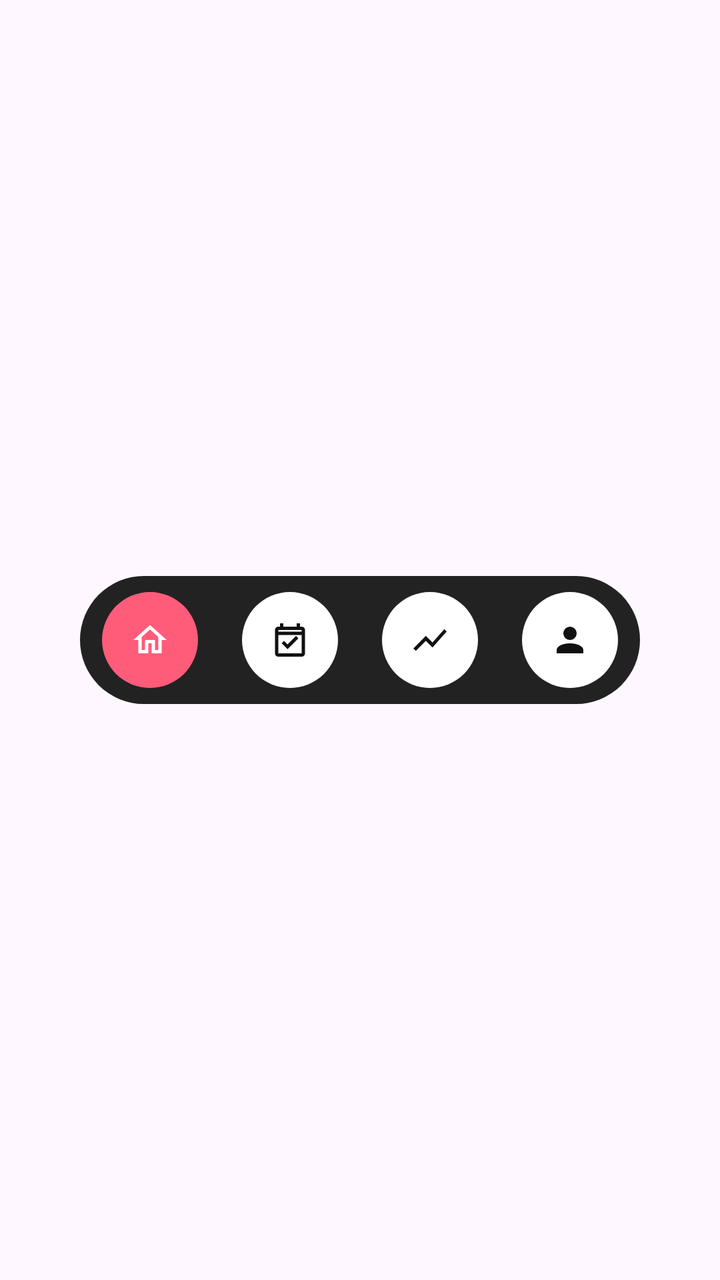
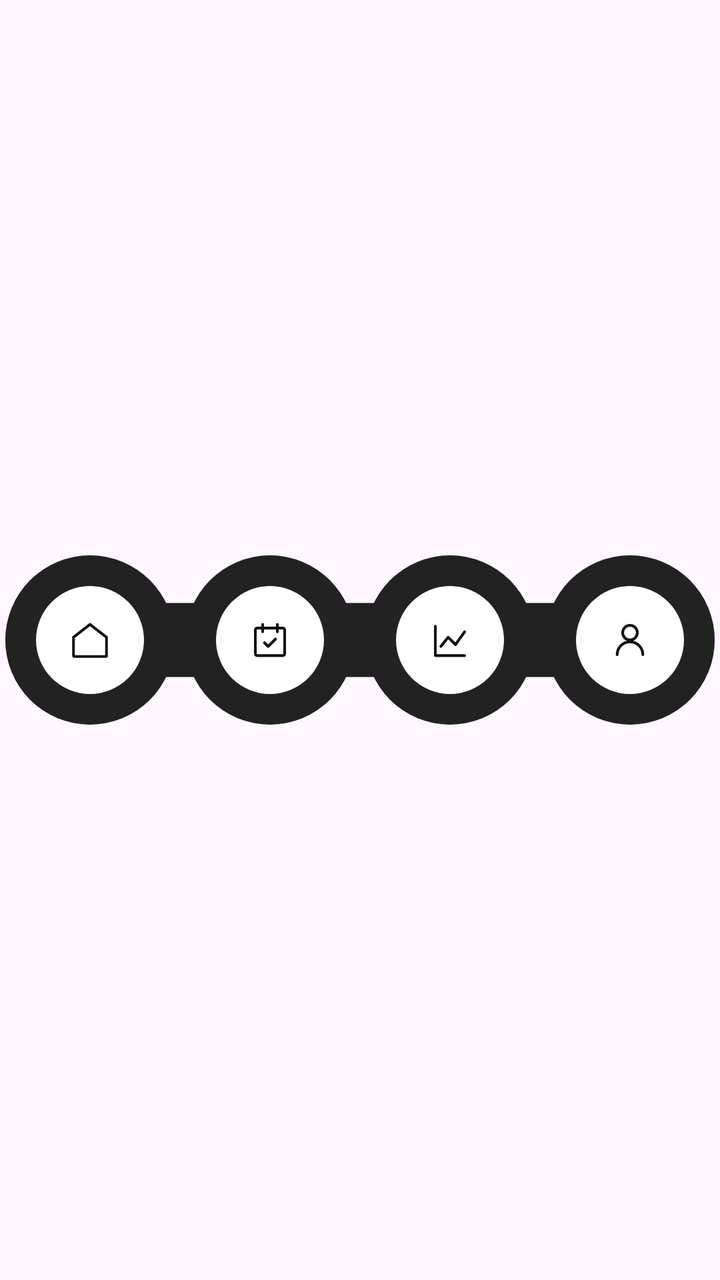

Two renders of the same Android screen: before a commit and after it. Below are the layout's source before the change and the commit's diff.
<!-- AndroidManifest.xml: application theme Theme.TrackerSiklusMenstruasi -->
<!-- res/layout/layout_custom_nav.xml -->
<?xml version="1.0" encoding="utf-8"?>
<androidx.constraintlayout.widget.ConstraintLayout xmlns:android="http://schemas.android.com/apk/res/android"
    xmlns:app="http://schemas.android.com/apk/res-auto"
    android:layout_width="wrap_content"
    android:layout_height="wrap_content">

    
    <View
        android:id="@+id/navPillBg"
        android:layout_width="280dp"
        android:layout_height="64dp"
        android:background="@drawable/bg_nav_pill"
        app:layout_constraintBottom_toBottomOf="parent"
        app:layout_constraintEnd_toEndOf="parent"
        app:layout_constraintStart_toStartOf="parent"
        app:layout_constraintTop_toTopOf="parent" />

    <LinearLayout
        android:layout_width="0dp"
        android:layout_height="64dp"
        android:orientation="horizontal"
        android:gravity="center"
        android:baselineAligned="false"
        app:layout_constraintBottom_toBottomOf="@id/navPillBg"
        app:layout_constraintEnd_toEndOf="@id/navPillBg"
        app:layout_constraintStart_toStartOf="@id/navPillBg"
        app:layout_constraintTop_toTopOf="@id/navPillBg">

        
        <FrameLayout
            android:id="@+id/btnNavHome"
            android:layout_width="0dp"
            android:layout_height="match_parent"
            android:layout_weight="1">
            <View
                android:id="@+id/vNavBgHome"
                android:layout_width="48dp"
                android:layout_height="48dp"
                android:layout_gravity="center"
                android:background="@drawable/bg_circle_pink" />
            <ImageView
                android:id="@+id/ivNavHome"
                android:layout_width="20dp"
                android:layout_height="20dp"
                android:layout_gravity="center"
                android:src="@drawable/ic_home"
                app:tint="@color/white"
                android:contentDescription="Home" />
        </FrameLayout>

        
        <FrameLayout
            android:id="@+id/btnNavCalendar"
            android:layout_width="0dp"
            android:layout_height="match_parent"
            android:layout_weight="1">
            <View
                android:id="@+id/vNavBgCalendar"
                android:layout_width="48dp"
                android:layout_height="48dp"
                android:layout_gravity="center"
                android:background="@drawable/bg_circle_white" />
            <ImageView
                android:id="@+id/ivNavCalendar"
                android:layout_width="20dp"
                android:layout_height="20dp"
                android:layout_gravity="center"
                android:src="@drawable/ic_calendar"
                app:tint="@color/black"
                android:contentDescription="Calendar" />
        </FrameLayout>

        
        <FrameLayout
            android:id="@+id/btnNavStats"
            android:layout_width="0dp"
            android:layout_height="match_parent"
            android:layout_weight="1">
            <View
                android:id="@+id/vNavBgStats"
                android:layout_width="48dp"
                android:layout_height="48dp"
                android:layout_gravity="center"
                android:background="@drawable/bg_circle_white" />
            <ImageView
                android:id="@+id/ivNavStats"
                android:layout_width="20dp"
                android:layout_height="20dp"
                android:layout_gravity="center"
                android:src="@drawable/ic_stats"
                app:tint="@color/black"
                android:contentDescription="Stats" />
        </FrameLayout>

        
        <FrameLayout
            android:id="@+id/btnNavProfile"
            android:layout_width="0dp"
            android:layout_height="match_parent"
            android:layout_weight="1">
            <View
                android:id="@+id/vNavBgProfile"
                android:layout_width="48dp"
                android:layout_height="48dp"
                android:layout_gravity="center"
                android:background="@drawable/bg_circle_white" />
            <ImageView
                android:id="@+id/ivNavProfile"
                android:layout_width="20dp"
                android:layout_height="20dp"
                android:layout_gravity="center"
                android:src="@drawable/ic_profile"
                app:tint="@color/black"
                android:contentDescription="Profile" />
        </FrameLayout>

    </LinearLayout>

</androidx.constraintlayout.widget.ConstraintLayout>
<!-- resources referenced by this layout -->
<resources>
  <!-- drawable bg_circle_pink (drawable) -->
  <?xml version="1.0" encoding="utf-8"?>
  <shape xmlns:android="http://schemas.android.com/apk/res/android"
      android:shape="oval">
      <solid android:color="@color/pink_main" />
  </shape>
  <!-- drawable bg_nav_pill (drawable) -->
  <?xml version="1.0" encoding="utf-8"?>
  <shape xmlns:android="http://schemas.android.com/apk/res/android"
      android:shape="rectangle">
      <solid android:color="#222222" />
      <corners android:radius="40dp" />
  </shape>
  <!-- drawable ic_calendar (drawable) -->
  <vector xmlns:android="http://schemas.android.com/apk/res/android"
      android:width="24dp"
      android:height="24dp"
      android:viewportWidth="24"
      android:viewportHeight="24">
      <path
          android:fillColor="#000000"
          android:pathData="M19,4H18V2H16V4H8V2H6V4H5C3.89,4 3,4.9 3,6V20C3,21.1 3.89,22 5,22H19C20.11,22 21,21.1 21,20V6C21,4.9 20.11,4 19,4M19,20H5V9H19V20M5,7V6H19V7H5M10.5,17.5L7,14L8.41,12.59L10.5,14.67L15.59,9.58L17,11L10.5,17.5Z" />
  </vector>
  <!-- drawable ic_home (drawable) -->
  <vector xmlns:android="http://schemas.android.com/apk/res/android"
      android:width="24dp"
      android:height="24dp"
      android:viewportWidth="24"
      android:viewportHeight="24">
      <path
          android:fillColor="#000000"
          android:pathData="M12,5.69L17,10.19V18H15V12H9V18H7V10.19L12,5.69M12,3L2,12H5V20H11V14H13V20H19V12H22L12,3Z" />
  </vector>
  <!-- drawable ic_profile (drawable) -->
  <vector xmlns:android="http://schemas.android.com/apk/res/android"
      android:width="24dp"
      android:height="24dp"
      android:viewportWidth="24"
      android:viewportHeight="24">
      <path
          android:fillColor="#000000"
          android:pathData="M12,4A4,4 0 0,1 16,8A4,4 0 0,1 12,12A4,4 0 0,1 8,8A4,4 0 0,1 12,4M12,14C16.42,14 20,15.79 20,18V20H4V18C4,15.79 7.58,14 12,14Z" />
  </vector>
  <!-- drawable ic_stats (drawable) -->
  <vector xmlns:android="http://schemas.android.com/apk/res/android"
      android:width="24dp"
      android:height="24dp"
      android:viewportWidth="24"
      android:viewportHeight="24">
      <path
          android:fillColor="#000000"
          android:pathData="M3.5,18.5L9.5,12.5L13.5,16.5L22,6.92L20.59,5.5L13.5,13.5L9.5,9.5L2,17.08L3.5,18.5Z" />
  </vector>
  <style name="Theme.TrackerSiklusMenstruasi" parent="Base.Theme.TrackerSiklusMenstruasi">
          
          <item name="android:editTextColor">@color/pink_main</item>
          <item name="android:textColorPrimary">@color/pink_main</item>
      </style>
  <!-- unchanged entries left out for length: 5 -->
</resources>

<!-- the commit's change to res/layout/layout_custom_nav.xml (unified diff, before → after) -->
@@ -1,30 +1,28 @@
 <?xml version="1.0" encoding="utf-8"?>
 <androidx.constraintlayout.widget.ConstraintLayout xmlns:android="http://schemas.android.com/apk/res/android"
     xmlns:app="http://schemas.android.com/apk/res-auto"
-    android:layout_width="wrap_content"
-    android:layout_height="wrap_content">
+    android:layout_width="272dp"
+    android:layout_height="64dp"
+    android:layout_gravity="center_horizontal"
+    android:background="@android:color/transparent">
 
     
-    <View
-        android:id="@+id/navPillBg"
-        android:layout_width="280dp"
-        android:layout_height="64dp"
-        android:background="@drawable/bg_nav_pill"
+    <ImageView
+        android:id="@+id/navBackground"
+        android:layout_width="match_parent"
+        android:layout_height="match_parent"
+        android:src="@drawable/bg_bottom_nav_wavy"
+        android:scaleType="fitCenter"
         app:layout_constraintBottom_toBottomOf="parent"
         app:layout_constraintEnd_toEndOf="parent"
         app:layout_constraintStart_toStartOf="parent"
         app:layout_constraintTop_toTopOf="parent" />
 
     <LinearLayout
-        android:layout_width="0dp"
-        android:layout_height="64dp"
+        android:layout_width="match_parent"
+        android:layout_height="match_parent"
         android:orientation="horizontal"
-        android:gravity="center"
-        android:baselineAligned="false"
-        app:layout_constraintBottom_toBottomOf="@id/navPillBg"
-        app:layout_constraintEnd_toEndOf="@id/navPillBg"
-        app:layout_constraintStart_toStartOf="@id/navPillBg"
-        app:layout_constraintTop_toTopOf="@id/navPillBg">
+        android:gravity="center">
 
         
         <FrameLayout
@@ -34,18 +32,17 @@
             android:layout_weight="1">
             <View
                 android:id="@+id/vNavBgHome"
-                android:layout_width="48dp"
-                android:layout_height="48dp"
+                android:layout_width="54dp"
+                android:layout_height="54dp"
                 android:layout_gravity="center"
-                android:background="@drawable/bg_circle_pink" />
+                android:background="@drawable/bg_circle_white" />
             <ImageView
                 android:id="@+id/ivNavHome"
-                android:layout_width="20dp"
-                android:layout_height="20dp"
+                android:layout_width="22dp"
+                android:layout_height="22dp"
                 android:layout_gravity="center"
                 android:src="@drawable/ic_home"
-                app:tint="@color/white"
-                android:contentDescription="Home" />
+                app:tint="@color/black" />
         </FrameLayout>
 
         
@@ -56,18 +53,17 @@
             android:layout_weight="1">
             <View
                 android:id="@+id/vNavBgCalendar"
-                android:layout_width="48dp"
-                android:layout_height="48dp"
+                android:layout_width="54dp"
+                android:layout_height="54dp"
                 android:layout_gravity="center"
                 android:background="@drawable/bg_circle_white" />
             <ImageView
                 android:id="@+id/ivNavCalendar"
-                android:layout_width="20dp"
-                android:layout_height="20dp"
+                android:layout_width="22dp"
+                android:layout_height="22dp"
                 android:layout_gravity="center"
                 android:src="@drawable/ic_calendar"
-                app:tint="@color/black"
-                android:contentDescription="Calendar" />
+                app:tint="@color/black" />
         </FrameLayout>
 
         
@@ -78,18 +74,17 @@
             android:layout_weight="1">
             <View
                 android:id="@+id/vNavBgStats"
-                android:layout_width="48dp"
-                android:layout_height="48dp"
+                android:layout_width="54dp"
+                android:layout_height="54dp"
                 android:layout_gravity="center"
                 android:background="@drawable/bg_circle_white" />
             <ImageView
                 android:id="@+id/ivNavStats"
-                android:layout_width="20dp"
-                android:layout_height="20dp"
+                android:layout_width="22dp"
+                android:layout_height="22dp"
                 android:layout_gravity="center"
                 android:src="@drawable/ic_stats"
-                app:tint="@color/black"
-                android:contentDescription="Stats" />
+                app:tint="@color/black" />
         </FrameLayout>
 
         
@@ -100,18 +95,17 @@
             android:layout_weight="1">
             <View
                 android:id="@+id/vNavBgProfile"
-                android:layout_width="48dp"
-                android:layout_height="48dp"
+                android:layout_width="54dp"
+                android:layout_height="54dp"
                 android:layout_gravity="center"
                 android:background="@drawable/bg_circle_white" />
             <ImageView
                 android:id="@+id/ivNavProfile"
-                android:layout_width="20dp"
-                android:layout_height="20dp"
+                android:layout_width="22dp"
+                android:layout_height="22dp"
                 android:layout_gravity="center"
-                android:src="@drawable/ic_profile"
-                app:tint="@color/black"
-                android:contentDescription="Profile" />
+                android:src="@drawable/ic_user"
+                app:tint="@color/black" />
         </FrameLayout>
 
     </LinearLayout>
<!-- resource entries referenced after the edit -->
@@ -1,18 +1,34 @@
 <!-- resources referenced by this layout -->
 <resources>
-  <!-- drawable bg_circle_pink (drawable) -->
-  <?xml version="1.0" encoding="utf-8"?>
-  <shape xmlns:android="http://schemas.android.com/apk/res/android"
-      android:shape="oval">
-      <solid android:color="@color/pink_main" />
-  </shape>
-  <!-- drawable bg_nav_pill (drawable) -->
-  <?xml version="1.0" encoding="utf-8"?>
-  <shape xmlns:android="http://schemas.android.com/apk/res/android"
-      android:shape="rectangle">
-      <solid android:color="#222222" />
-      <corners android:radius="40dp" />
-  </shape>
+  <!-- drawable bg_bottom_nav_wavy (drawable) -->
+  <vector xmlns:android="http://schemas.android.com/apk/res/android"
+      android:width="272dp"
+      android:height="64dp"
+      android:viewportWidth="272"
+      android:viewportHeight="64">
+  
+      
+      <path
+          android:fillColor="@color/nav_black"
+          android:pathData="M34,32m-32,0a32,32 0 1,1 64,0a32,32 0 1,1 -64,0" />
+      
+      <path
+          android:fillColor="@color/nav_black"
+          android:pathData="M102,32m-32,0a32,32 0 1,1 64,0a32,32 0 1,1 -64,0" />
+      
+      <path
+          android:fillColor="@color/nav_black"
+          android:pathData="M170,32m-32,0a32,32 0 1,1 64,0a32,32 0 1,1 -64,0" />
+      
+      <path
+          android:fillColor="@color/nav_black"
+          android:pathData="M238,32m-32,0a32,32 0 1,1 64,0a32,32 0 1,1 -64,0" />
+  
+      
+      <path
+          android:fillColor="@color/nav_black"
+          android:pathData="M34,18 L238,18 L238,46 L34,46 Z" />
+  </vector>
   <!-- drawable ic_calendar (drawable) -->
   <vector xmlns:android="http://schemas.android.com/apk/res/android"
       android:width="24dp"
@@ -20,8 +36,23 @@
       android:viewportWidth="24"
       android:viewportHeight="24">
       <path
-          android:fillColor="#000000"
-          android:pathData="M19,4H18V2H16V4H8V2H6V4H5C3.89,4 3,4.9 3,6V20C3,21.1 3.89,22 5,22H19C20.11,22 21,21.1 21,20V6C21,4.9 20.11,4 19,4M19,20H5V9H19V20M5,7V6H19V7H5M10.5,17.5L7,14L8.41,12.59L10.5,14.67L15.59,9.58L17,11L10.5,17.5Z" />
+          android:strokeColor="#000000"
+          android:strokeLineCap="round"
+          android:strokeLineJoin="round"
+          android:strokeWidth="1.5"
+          android:pathData="M5,5.5 H19 C19.552,5.5 20,5.948 20,6.5 V19.5 C20,20.052 19.552,20.5 19,20.5 H5 C4.448,20.5 4,20.052 4,19.5 V6.5 C4,5.948 4.448,5.5 5,5.5 Z" />
+      <path
+          android:strokeColor="#000000"
+          android:strokeLineCap="round"
+          android:strokeLineJoin="round"
+          android:strokeWidth="1.5"
+          android:pathData="M8,3.5 V7.5 M16,3.5 V7.5" />
+      <path
+          android:strokeColor="#000000"
+          android:strokeLineCap="round"
+          android:strokeLineJoin="round"
+          android:strokeWidth="1.5"
+          android:pathData="M9,13.5 L11,15.5 L15,11.5" />
   </vector>
   <!-- drawable ic_home (drawable) -->
   <vector xmlns:android="http://schemas.android.com/apk/res/android"
@@ -30,18 +61,11 @@
       android:viewportWidth="24"
       android:viewportHeight="24">
       <path
-          android:fillColor="#000000"
-          android:pathData="M12,5.69L17,10.19V18H15V12H9V18H7V10.19L12,5.69M12,3L2,12H5V20H11V14H13V20H19V12H22L12,3Z" />
-  </vector>
-  <!-- drawable ic_profile (drawable) -->
-  <vector xmlns:android="http://schemas.android.com/apk/res/android"
-      android:width="24dp"
-      android:height="24dp"
-      android:viewportWidth="24"
-      android:viewportHeight="24">
-      <path
-          android:fillColor="#000000"
-          android:pathData="M12,4A4,4 0 0,1 16,8A4,4 0 0,1 12,12A4,4 0 0,1 8,8A4,4 0 0,1 12,4M12,14C16.42,14 20,15.79 20,18V20H4V18C4,15.79 7.58,14 12,14Z" />
+          android:strokeColor="#000000"
+          android:strokeLineCap="round"
+          android:strokeLineJoin="round"
+          android:strokeWidth="1.5"
+          android:pathData="M3,10.5 L12,3.5 L21,10.5 L21,20.5 C21,20.776 20.776,21 20.5,21 L3.5,21 C3.224,21 3,20.776 3,20.5 Z" />
   </vector>
   <!-- drawable ic_stats (drawable) -->
   <vector xmlns:android="http://schemas.android.com/apk/res/android"
@@ -50,14 +74,47 @@
       android:viewportWidth="24"
       android:viewportHeight="24">
       <path
-          android:fillColor="#000000"
-          android:pathData="M3.5,18.5L9.5,12.5L13.5,16.5L22,6.92L20.59,5.5L13.5,13.5L9.5,9.5L2,17.08L3.5,18.5Z" />
+          android:strokeColor="#000000"
+          android:strokeLineCap="round"
+          android:strokeLineJoin="round"
+          android:strokeWidth="1.5"
+          android:pathData="M4,4.5 V20.5 H20" />
+      <path
+          android:strokeColor="#000000"
+          android:strokeLineCap="round"
+          android:strokeLineJoin="round"
+          android:strokeWidth="1.5"
+          android:pathData="M7,15.5 L11,10.5 L15,14.5 L20,7.5" />
+  </vector>
+  <!-- drawable ic_user (drawable) -->
+  <vector xmlns:android="http://schemas.android.com/apk/res/android"
+      android:width="24dp"
+      android:height="24dp"
+      android:viewportWidth="24"
+      android:viewportHeight="24">
+      <path
+          android:strokeColor="#000000"
+          android:strokeLineCap="round"
+          android:strokeLineJoin="round"
+          android:strokeWidth="1.5"
+          android:pathData="M12,12 C14.209,12 16,10.209 16,8 C16,5.791 14.209,4 12,4 C9.791,4 8,5.791 8,8 C8,10.209 9.791,12 12,12 Z" />
+      <path
+          android:strokeColor="#000000"
+          android:strokeLineCap="round"
+          android:strokeLineJoin="round"
+          android:strokeWidth="1.5"
+          android:pathData="M5,20 C5,16.134 8.134,13 12,13 C15.866,13 19,16.134 19,20" />
   </vector>
   <style name="Theme.TrackerSiklusMenstruasi" parent="Base.Theme.TrackerSiklusMenstruasi">
           
           <item name="android:editTextColor">@color/pink_main</item>
           <item name="android:textColorPrimary">@color/pink_main</item>
+          <item name="android:navigationBarColor">@android:color/transparent</item>
+          <item name="android:windowTranslucentNavigation">true</item>
+          <item name="android:statusBarColor">@android:color/transparent</item>
+          <item name="android:windowLightStatusBar">true</item>
       </style>
+  <color name="nav_black">#222222</color>
   <!-- unchanged entries left out for length: 5 -->
 </resources>
 
